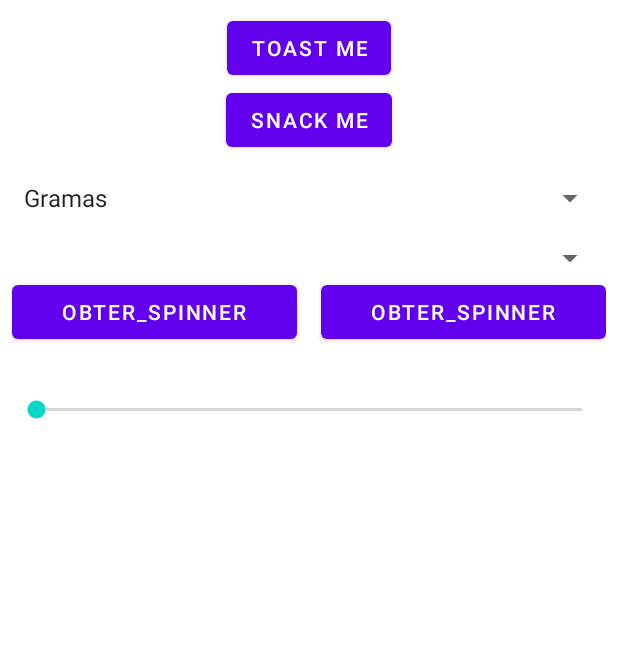
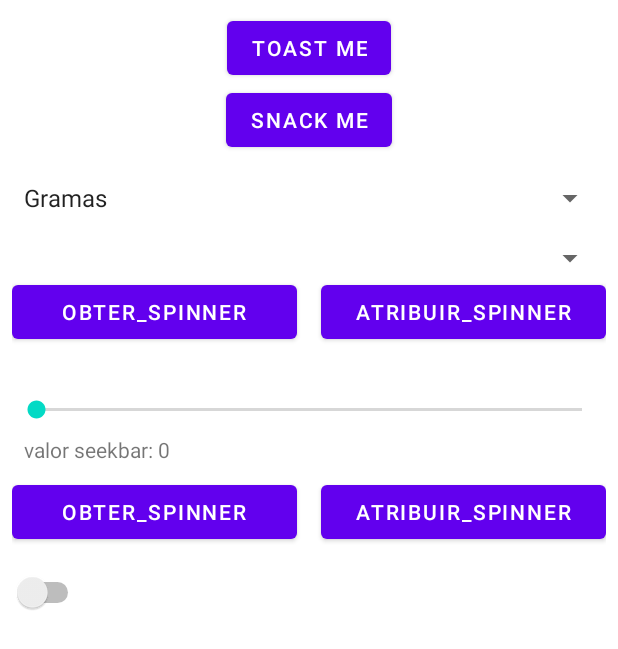
Before and after one commit to LucasBorges-91/ElementosCursoKotlin, an Android app: the layout activity_main.xml on its own in the app's theme, with its tools: preview values and no code run, on a phone screen of 412 x 824 dp. Shown: the top 649 px of the screen. Run offline under Robolectric (Android 15) with nearby library versions, the phone set to English and light mode, and no system bars.

```diff
--- a/app/src/main/res/layout/activity_main.xml
+++ b/app/src/main/res/layout/activity_main.xml
@@ -57,7 +57,7 @@
             android:layout_height="wrap_content"
             android:layout_marginStart="8dp"
             android:layout_weight="1"
-            android:text="Obter_spinner" />
+            android:text="atribuir_spinner" />
     </LinearLayout>
 
     <SeekBar
@@ -67,4 +67,41 @@
         android:layout_marginTop="32dp"
         android:max="50"/>
 
+    <TextView
+        android:id="@+id/text_seekbar_value"
+        android:layout_width="wrap_content"
+        android:layout_height="wrap_content"
+        android:layout_margin="8dp"
+        android:text="valor seekbar: 0" />
+
+    <!-- Botoes obter e atribuir seekbar -->
+    <LinearLayout
+        android:id="@+id/linear_button_seek"
+        android:layout_width="match_parent"
+        android:layout_height="wrap_content"
+        android:orientation="horizontal">
+
+        <Button
+            android:id="@+id/button_get_seek"
+            android:layout_width="0dp"
+            android:layout_height="wrap_content"
+            android:layout_marginEnd="8dp"
+            android:layout_weight="1"
+            android:text="Obter_spinner" />
+
+        <Button
+            android:id="@+id/button_set_seek"
+            android:layout_width="0dp"
+            android:layout_height="wrap_content"
+            android:layout_marginStart="8dp"
+            android:layout_weight="1"
+            android:text="atribuir_spinner" />
+    </LinearLayout>
+
+    <Switch
+        android:id="@+id/switch_button"
+        android:layout_width="wrap_content"
+        android:layout_height="wrap_content"
+        android:layout_marginTop="16dp"/>
+
 </LinearLayout>
```
Also changed, not shown: app/src/main/java/br/com/borges/lucas/elementsapplication/MainActivity.kt (+55 -23 lines).
